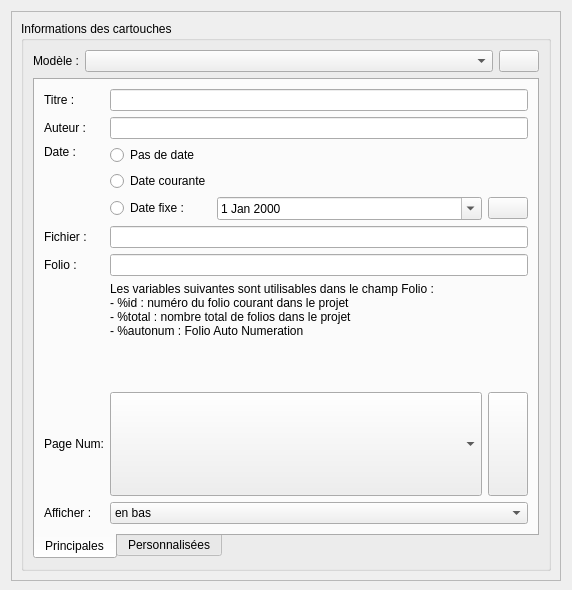
The window that sources/ui/titleblockpropertieswidget.ui (qelectrotech/qelectrotech-source-mirror) describes before a commit, drawn with Qt 5.
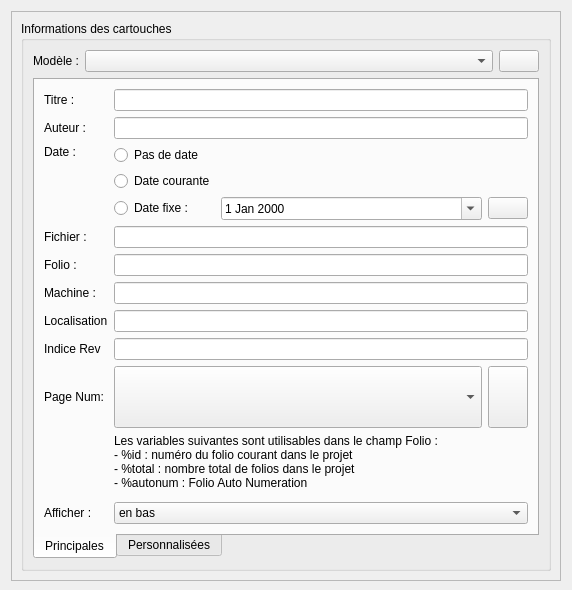
The same window after the commit. Icons and pictures are not drawn.

Commit message: Refresh diagram folio list, add new fields titleblock properties

The edit to the form file:
```diff
--- a/sources/ui/titleblockpropertieswidget.ui
+++ b/sources/ui/titleblockpropertieswidget.ui
@@ -42,8 +42,8 @@
        <rect>
         <x>0</x>
         <y>0</y>
-        <width>552</width>
-        <height>570</height>
+        <width>538</width>
+        <height>608</height>
        </rect>
       </property>
       <layout class="QVBoxLayout" name="verticalLayout_5">
@@ -123,32 +123,6 @@
              <layout class="QVBoxLayout" name="verticalLayout_2">
               <item>
                <layout class="QGridLayout" name="gridLayout_4">
-                <item row="4" column="1">
-                 <widget class="QLabel" name="label_5">
-                  <property name="text">
-                   <string>Fichier :</string>
-                  </property>
-                 </widget>
-                </item>
-                <item row="6" column="2">
-                 <widget class="QLabel" name="label_7">
-                  <property name="frameShape">
-                   <enum>QFrame::NoFrame</enum>
-                  </property>
-                  <property name="text">
-                   <string>Les variables suivantes sont utilisables dans le champ Folio :
-- %id : numéro du folio courant dans le projet 
-- %total : nombre total de folios dans le projet 
-- %autonum : Folio Auto Numeration</string>
-                  </property>
-                  <property name="scaledContents">
-                   <bool>false</bool>
-                  </property>
-                  <property name="alignment">
-                   <set>Qt::AlignLeading|Qt::AlignLeft|Qt::AlignTop</set>
-                  </property>
-                 </widget>
-                </item>
                 <item row="3" column="1">
                  <widget class="QLabel" name="label_4">
                   <property name="text">
@@ -159,6 +133,77 @@
                   </property>
                  </widget>
                 </item>
+                <item row="10" column="3">
+                 <layout class="QGridLayout" name="gridLayout">
+                  <item row="0" column="0">
+                   <widget class="QComboBox" name="auto_page_cb">
+                    <property name="sizePolicy">
+                     <sizepolicy hsizetype="Expanding" vsizetype="Preferred">
+                      <horstretch>0</horstretch>
+                      <verstretch>0</verstretch>
+                     </sizepolicy>
+                    </property>
+                   </widget>
+                  </item>
+                  <item row="0" column="1">
+                   <widget class="QPushButton" name="m_edit_autofolionum_pb">
+                    <property name="sizePolicy">
+                     <sizepolicy hsizetype="Minimum" vsizetype="Minimum">
+                      <horstretch>0</horstretch>
+                      <verstretch>0</verstretch>
+                     </sizepolicy>
+                    </property>
+                    <property name="minimumSize">
+                     <size>
+                      <width>16</width>
+                      <height>16</height>
+                     </size>
+                    </property>
+                    <property name="text">
+                     <string/>
+                    </property>
+                    <property name="icon">
+                     <iconset resource="../../qelectrotech.qrc">
+                      <normaloff>:/ico/16x16/configure.png</normaloff>:/ico/16x16/configure.png</iconset>
+                    </property>
+                   </widget>
+                  </item>
+                 </layout>
+                </item>
+                <item row="12" column="1">
+                 <widget class="QLabel" name="label">
+                  <property name="text">
+                   <string>Afficher :</string>
+                  </property>
+                 </widget>
+                </item>
+                <item row="9" column="1">
+                 <widget class="QLabel" name="label_12">
+                  <property name="text">
+                   <string>Indice Rev</string>
+                  </property>
+                 </widget>
+                </item>
+                <item row="2" column="1">
+                 <widget class="QLabel" name="label_3">
+                  <property name="text">
+                   <string>Auteur :</string>
+                  </property>
+                 </widget>
+                </item>
+                <item row="8" column="3">
+                 <widget class="QLineEdit" name="m_loc"/>
+                </item>
+                <item row="6" column="3">
+                 <widget class="QLineEdit" name="m_mach"/>
+                </item>
+                <item row="1" column="3">
+                 <widget class="QLineEdit" name="m_title_le">
+                  <property name="toolTip">
+                   <string>Disponible en tant que %title pour les modèles de cartouches</string>
+                  </property>
+                 </widget>
+                </item>
                 <item row="5" column="1">
                  <widget class="QLabel" name="label_6">
                   <property name="text">
@@ -166,59 +211,28 @@
                   </property>
                  </widget>
                 </item>
-                <item row="1" column="1">
-                 <widget class="QLabel" name="label_2">
+                <item row="4" column="1">
+                 <widget class="QLabel" name="label_5">
                   <property name="text">
-                   <string>Titre :</string>
+                   <string>Fichier :</string>
                   </property>
                  </widget>
                 </item>
-                <item row="5" column="2">
-                 <widget class="QLineEdit" name="m_folio_le">
+                <item row="2" column="3">
+                 <widget class="QLineEdit" name="m_author_le">
                   <property name="toolTip">
-                   <string>Disponible en tant que %folio pour les modèles de cartouches</string>
+                   <string>Disponible en tant que %author pour les modèles de cartouches</string>
                   </property>
                  </widget>
                 </item>
-                <item row="1" column="2">
-                 <widget class="QLineEdit" name="m_title_le">
-                  <property name="toolTip">
-                   <string>Disponible en tant que %title pour les modèles de cartouches</string>
-                  </property>
-                 </widget>
-                </item>
-                <item row="8" column="2">
-                 <widget class="QComboBox" name="m_display_at_cb">
-                  <property name="toolTip">
-                   <string>&lt;html&gt;&lt;head/&gt;&lt;body&gt;&lt;p&gt;Affiche le cartouche en bas (horizontalement) ou à droite (verticalement) du folio.&lt;/p&gt;&lt;/body&gt;&lt;/html&gt;</string>
-                  </property>
-                  <item>
-                   <property name="text">
-                    <string>en bas</string>
-                   </property>
-                  </item>
-                  <item>
-                   <property name="text">
-                    <string>à droite </string>
-                   </property>
-                  </item>
-                 </widget>
-                </item>
-                <item row="4" column="2">
+                <item row="4" column="3">
                  <widget class="QLineEdit" name="m_file_le">
                   <property name="toolTip">
                    <string>Disponible en tant que %filename pour les modèles de cartouches</string>
                   </property>
                  </widget>
                 </item>
-                <item row="2" column="1">
-                 <widget class="QLabel" name="label_3">
-                  <property name="text">
-                   <string>Auteur :</string>
-                  </property>
-                 </widget>
-                </item>
-                <item row="3" column="2">
+                <item row="3" column="3">
                  <layout class="QGridLayout" name="gridLayout_2" columnstretch="0,1,0">
                   <item row="0" column="0">
                    <widget class="QRadioButton" name="m_no_date_rb">
@@ -270,58 +284,21 @@
                   </item>
                  </layout>
                 </item>
-                <item row="2" column="2">
-                 <widget class="QLineEdit" name="m_author_le">
+                <item row="5" column="3">
+                 <widget class="QLineEdit" name="m_folio_le">
                   <property name="toolTip">
-                   <string>Disponible en tant que %author pour les modèles de cartouches</string>
+                   <string>Disponible en tant que %folio pour les modèles de cartouches</string>
                   </property>
                  </widget>
                 </item>
-                <item row="8" column="1">
-                 <widget class="QLabel" name="label">
+                <item row="1" column="1">
+                 <widget class="QLabel" name="label_2">
                   <property name="text">
-                   <string>Afficher :</string>
+                   <string>Titre :</string>
                   </property>
                  </widget>
                 </item>
-                <item row="7" column="2">
-                 <layout class="QGridLayout" name="gridLayout">
-                  <item row="0" column="0">
-                   <widget class="QComboBox" name="auto_page_cb">
-                    <property name="sizePolicy">
-                     <sizepolicy hsizetype="Expanding" vsizetype="Preferred">
-                      <horstretch>0</horstretch>
-                      <verstretch>0</verstretch>
-                     </sizepolicy>
-                    </property>
-                   </widget>
-                  </item>
-                  <item row="0" column="1">
-                   <widget class="QPushButton" name="m_edit_autofolionum_pb">
-                    <property name="sizePolicy">
-                     <sizepolicy hsizetype="Minimum" vsizetype="Minimum">
-                      <horstretch>0</horstretch>
-                      <verstretch>0</verstretch>
-                     </sizepolicy>
-                    </property>
-                    <property name="minimumSize">
-                     <size>
-                      <width>16</width>
-                      <height>16</height>
-                     </size>
-                    </property>
-                    <property name="text">
-                     <string/>
-                    </property>
-                    <property name="icon">
-                     <iconset resource="../../qelectrotech.qrc">
-                      <normaloff>:/ico/16x16/configure.png</normaloff>:/ico/16x16/configure.png</iconset>
-                    </property>
-                   </widget>
-                  </item>
-                 </layout>
-                </item>
-                <item row="7" column="1">
+                <item row="10" column="1">
                  <widget class="QLabel" name="label_9">
                   <property name="sizePolicy">
                    <sizepolicy hsizetype="Preferred" vsizetype="Minimum">
@@ -334,6 +311,59 @@
                   </property>
                  </widget>
                 </item>
+                <item row="12" column="3">
+                 <widget class="QComboBox" name="m_display_at_cb">
+                  <property name="toolTip">
+                   <string>&lt;html&gt;&lt;head/&gt;&lt;body&gt;&lt;p&gt;Affiche le cartouche en bas (horizontalement) ou à droite (verticalement) du folio.&lt;/p&gt;&lt;/body&gt;&lt;/html&gt;</string>
+                  </property>
+                  <item>
+                   <property name="text">
+                    <string>en bas</string>
+                   </property>
+                  </item>
+                  <item>
+                   <property name="text">
+                    <string>à droite </string>
+                   </property>
+                  </item>
+                 </widget>
+                </item>
+                <item row="11" column="3">
+                 <widget class="QLabel" name="label_7">
+                  <property name="frameShape">
+                   <enum>QFrame::NoFrame</enum>
+                  </property>
+                  <property name="text">
+                   <string>Les variables suivantes sont utilisables dans le champ Folio :
+- %id : numéro du folio courant dans le projet 
+- %total : nombre total de folios dans le projet 
+- %autonum : Folio Auto Numeration</string>
+                  </property>
+                  <property name="scaledContents">
+                   <bool>false</bool>
+                  </property>
+                  <property name="alignment">
+                   <set>Qt::AlignLeading|Qt::AlignLeft|Qt::AlignTop</set>
+                  </property>
+                 </widget>
+                </item>
+                <item row="6" column="1">
+                 <widget class="QLabel" name="label_10">
+                  <property name="text">
+                   <string>Machine :</string>
+                  </property>
+                 </widget>
+                </item>
+                <item row="8" column="1">
+                 <widget class="QLabel" name="label_11">
+                  <property name="text">
+                   <string>Localisation</string>
+                  </property>
+                 </widget>
+                </item>
+                <item row="9" column="3">
+                 <widget class="QLineEdit" name="m_indice"/>
+                </item>
                </layout>
               </item>
              </layout>
```
The commit also changes 9 other files.
